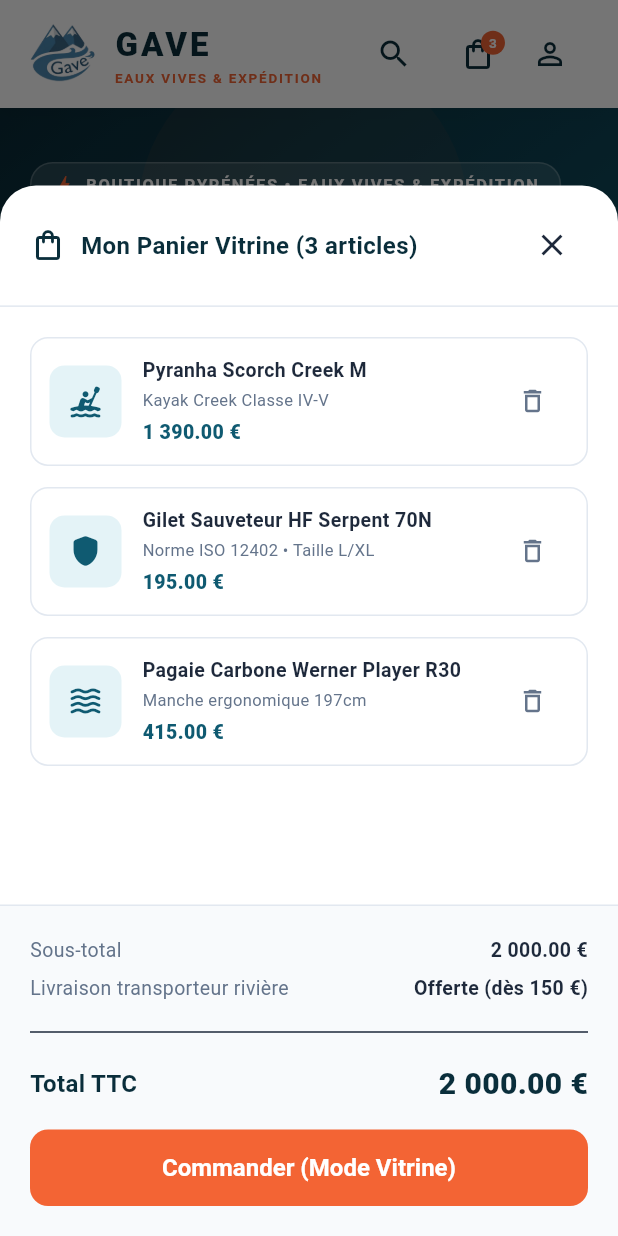
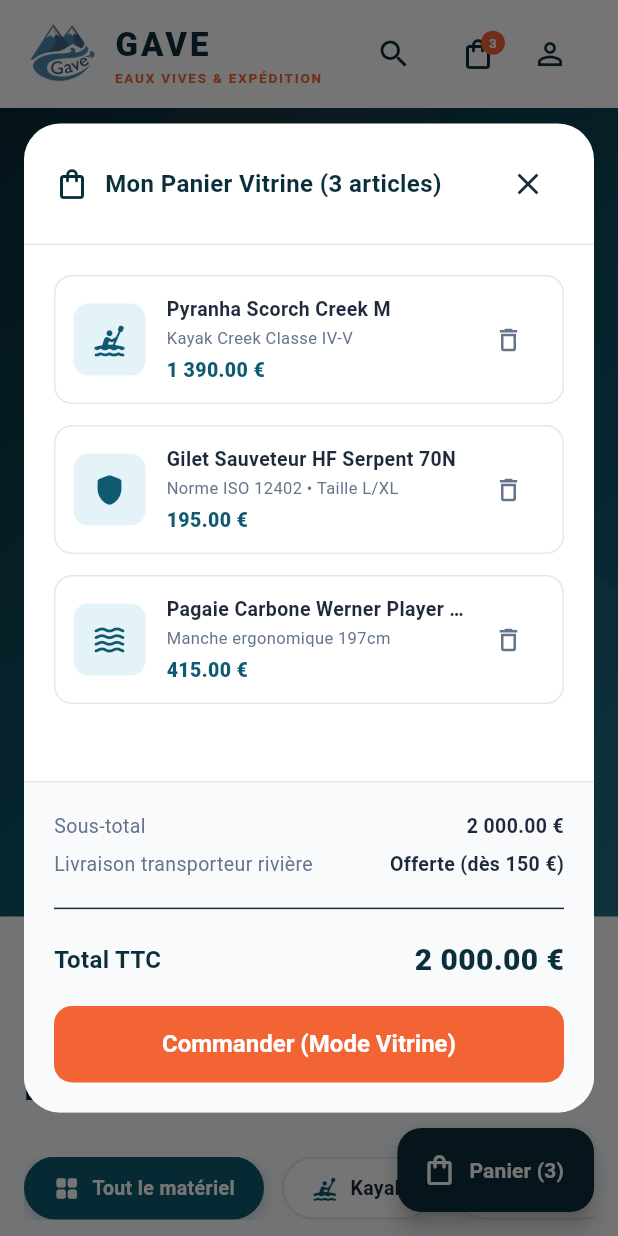
Before and after one commit to Les-Gaves/gave_shopping, a Flutter app: the screen it shows after launch, after a tap on the "shopping bag" icon, on a phone screen of 412 x 824 dp. Run offline on Flutter 3.47's test engine with Material 3 defaults, Android fonts, the phone set to English and light mode, and no system bars; our stand-ins replace firebase_auth, firebase_core, google_sign_in, sign_in_button; accounts and stored records are empty; network calls fail.

Commit message:
fix cart modal

```diff
--- a/lib/widgets/cart_dialog.dart
+++ b/lib/widgets/cart_dialog.dart
@@ -5,11 +5,17 @@
   const CartDialog({super.key});
 
   static void show(BuildContext context) {
-    showModalBottomSheet(
+  showDialog(
     context: context,
-      isScrollControlled: true,
+    builder: (context) => Dialog(
       backgroundColor: Colors.transparent,
-      builder: (context) => const CartDialog(),
+      elevation: 0,
+      insetPadding: const EdgeInsets.all(16),
+      child: ConstrainedBox(
+        constraints: const BoxConstraints(maxWidth: 520),
+        child: const CartDialog(),
+      ),
+    ),
   );
 }
 
@@ -19,18 +25,15 @@
 
     return Container(
       constraints: BoxConstraints(
-        maxHeight: mediaQuery.size.height * 0.85,
-        maxWidth: 520,
+        maxHeight: mediaQuery.size.height * 0.80,
       ),
-      margin: EdgeInsets.only(
-        left: mediaQuery.size.width > 540 ? (mediaQuery.size.width - 520) / 2 : 0,
-        right: mediaQuery.size.width > 540 ? (mediaQuery.size.width - 520) / 2 : 0,
-      ),
-      decoration: const BoxDecoration(
+      clipBehavior: Clip.antiAlias,
+      decoration: BoxDecoration(
         color: Colors.white,
-        borderRadius: BorderRadius.vertical(top: Radius.circular(24)),
+        borderRadius: BorderRadius.circular(24),
       ),
       child: Column(
+        mainAxisSize: MainAxisSize.min,
         children: [
           // Header
           Container(
@@ -60,9 +63,13 @@
           ),
 
           // Items list
-          Expanded(
-            child: ListView(
+          Flexible(
+            child: SingleChildScrollView(
+              child: Column(
+                children: [
+                  Padding(
                     padding: const EdgeInsets.all(20),
+                    child: Column(
                       children: [
                         _cartItem(
                           'Pyranha Scorch Creek M',
@@ -86,6 +93,16 @@
                     ),
                   ),
 
+                  // Le Container "Summary & Checkout" existant, collé ici, inchangé
+                  Container(
+                    padding: const EdgeInsets.all(20),
+                    /* ... */
+                  ),
+                ],
+              ),
+            ),
+          ),
+
           // Summary & Checkout
           Container(
             padding: const EdgeInsets.all(20),
@@ -94,6 +111,7 @@
               border: const Border(top: BorderSide(color: Color(0xFFE2E8F0))),
             ),
             child: Column(
+              mainAxisSize: MainAxisSize.min,
               children: [
                 _summaryRow('Sous-total', '2 000.00 €'),
                 const SizedBox(height: 6),
```
Lines whose indentation alone changed are shown as unchanged.
